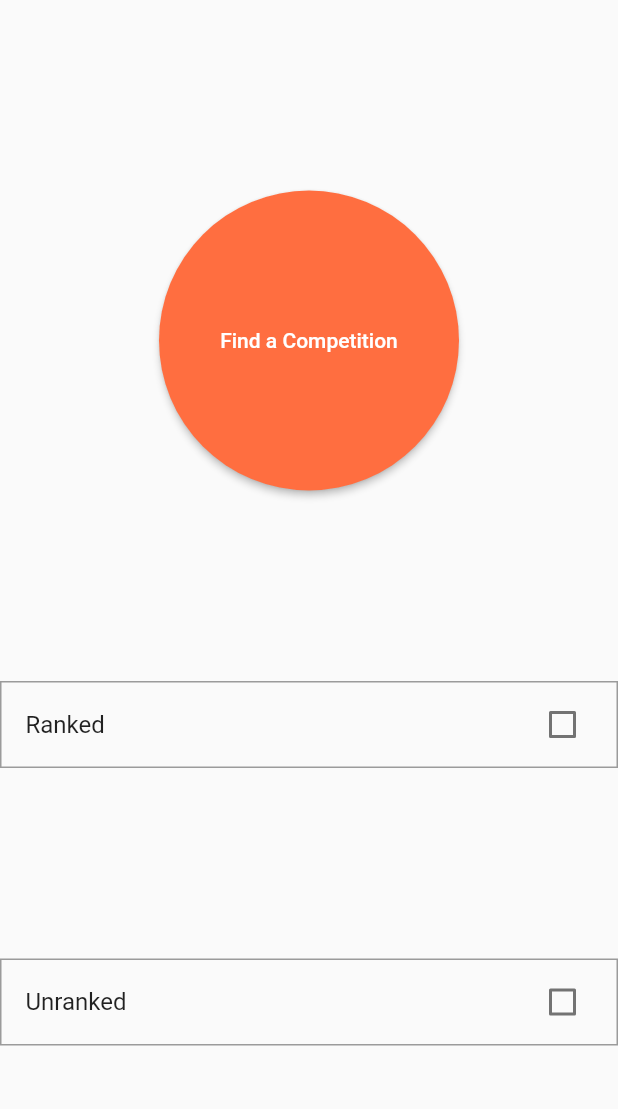
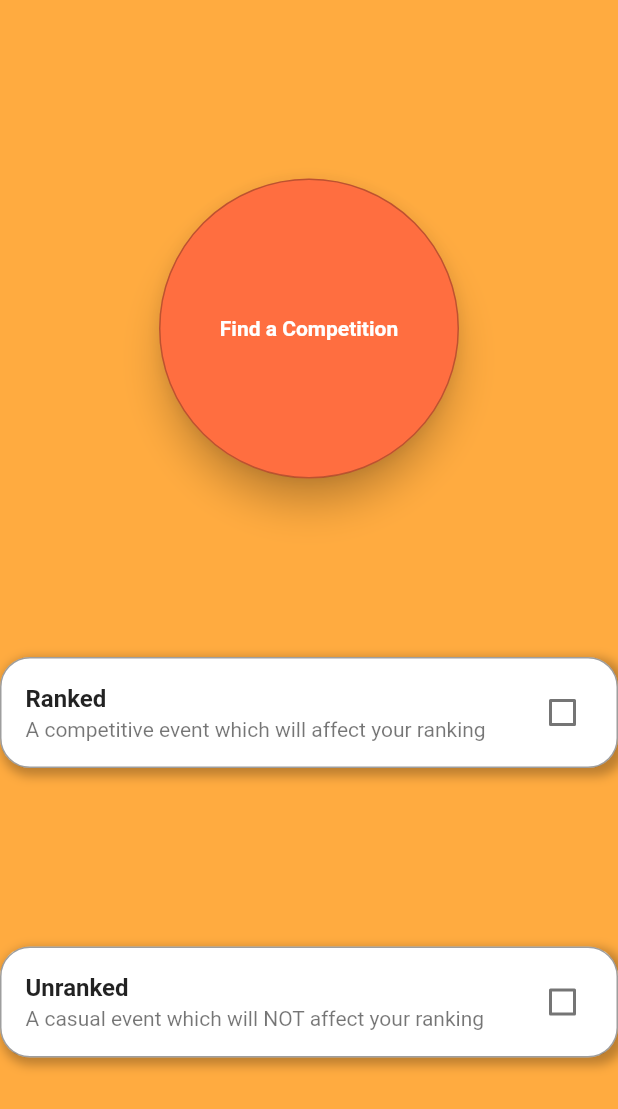
Before and after one commit to 330i/exerciseapp, a Flutter app: the screen it shows after launch, on a phone screen of 412 x 824 dp. Shown: the top 1109 px of the screen. Run offline on Flutter 3.47's test engine with Material 2 defaults, Android fonts, the phone set to English and light mode, and no system bars.

Commit message:
Beautified UI

```diff
--- a/lib/Competitions.dart
+++ b/lib/Competitions.dart
@@ -12,6 +12,7 @@ class _CompetitionsState extends State<Competitions> {
   @override
   Widget build(BuildContext context) {
     return Scaffold(
+      backgroundColor: Colors.orangeAccent,
         body: Center(
             child: Column(
               mainAxisAlignment: MainAxisAlignment.spaceEvenly,
@@ -21,10 +22,14 @@ class _CompetitionsState extends State<Competitions> {
                   height: 200,
                   width: 200,
                   child: ElevatedButton(
-                      child: Center(child: Text('Find a Competition')),
+                      child: Center(child: Text('Find a Competition', style: TextStyle(fontWeight: FontWeight.bold))),
                       style: ElevatedButton.styleFrom(
                         shape: CircleBorder(),
                         primary: Colors.deepOrangeAccent,
+                        onPrimary: Colors.white,
+                        shadowColor: Colors.black,
+                        elevation: 10,
+                        side: BorderSide(color: Colors.black26, width: 1),
                       ),
                       onPressed: () {
                         print('Do Something');
@@ -34,9 +39,30 @@ class _CompetitionsState extends State<Competitions> {
 
                 // == RANKED ==
                 Container(
-                  decoration: BoxDecoration(border: Border.all(color: Colors.black38)),
+                  decoration: BoxDecoration(border: Border.all(color: Colors.black38),
+                    borderRadius: BorderRadius.circular(20),
+                    boxShadow: [
+                      BoxShadow(
+                        color: Colors.black26,
+                        offset: const Offset(
+                          3.0,
+                          3.0,
+                        ), //Offset
+                        blurRadius: 5,
+                        spreadRadius: 2,
+                      ), //BoxShadow
+                      BoxShadow(
+                        color: Colors.white,
+                        offset: const Offset(0.0, 0.0),
+                        blurRadius: 0.0,
+                        spreadRadius: 0.0,
+                      ), //BoxShadow
+                    ],),
                   child: CheckboxListTile(
-                    title: const Text('Ranked'),
+                    activeColor: Colors.deepOrange,
+                    checkColor: Colors.white,
+                    title: const Text('Ranked', style: TextStyle(fontWeight: FontWeight.bold)),
+                    subtitle: const Text('A competitive event which will affect your ranking'),
                     value: _value1,
                     onChanged: (bool value) {
                       _value2 = false;
@@ -51,9 +77,30 @@ class _CompetitionsState extends State<Competitions> {
 
                 // == UNRANKED ==
                 Container(
-                  decoration: BoxDecoration(border: Border.all(color: Colors.black38)),
+                  decoration: BoxDecoration(border: Border.all(color: Colors.black38),
+                    borderRadius: BorderRadius.circular(20),
+                    boxShadow: [
+                      BoxShadow(
+                        color: Colors.black26,
+                        offset: const Offset(
+                          3.0,
+                          3.0,
+                        ), //Offset
+                        blurRadius: 5,
+                        spreadRadius: 2,
+                      ), //BoxShadow
+                      BoxShadow(
+                        color: Colors.white,
+                        offset: const Offset(0.0, 0.0),
+                        blurRadius: 0.0,
+                        spreadRadius: 0.0,
+                      ), //BoxShadow
+                    ],),
                   child: CheckboxListTile(
-                    title: const Text('Unranked'),
+                    activeColor: Colors.deepOrange,
+                    checkColor: Colors.white,
+                    title: const Text('Unranked', style: TextStyle(fontWeight: FontWeight.bold)),
+                    subtitle: const Text('A casual event which will NOT affect your ranking'),
                     value: _value2,
                     onChanged: (bool value) {
                       _value1 = false;
```
